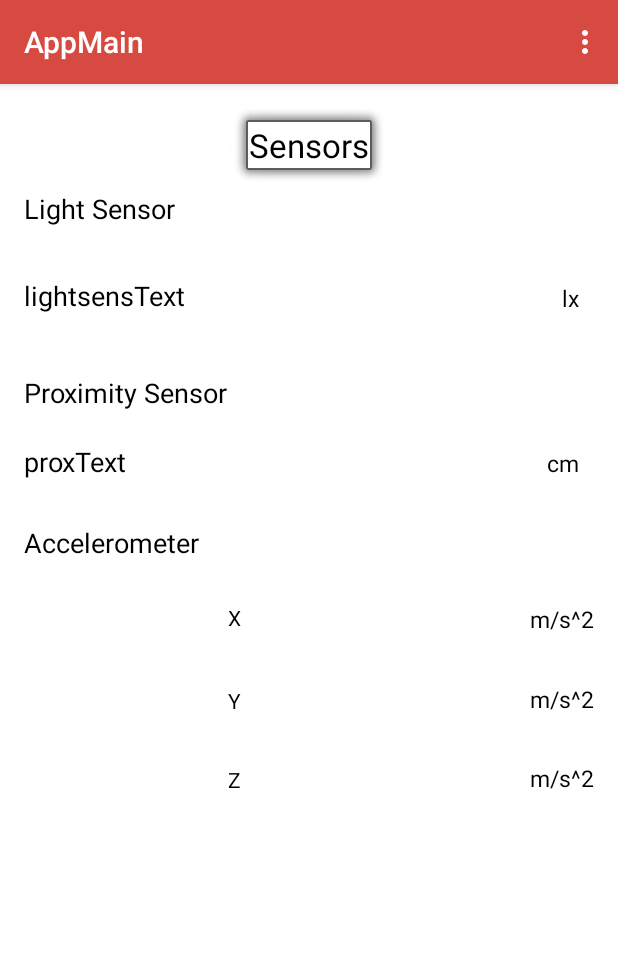
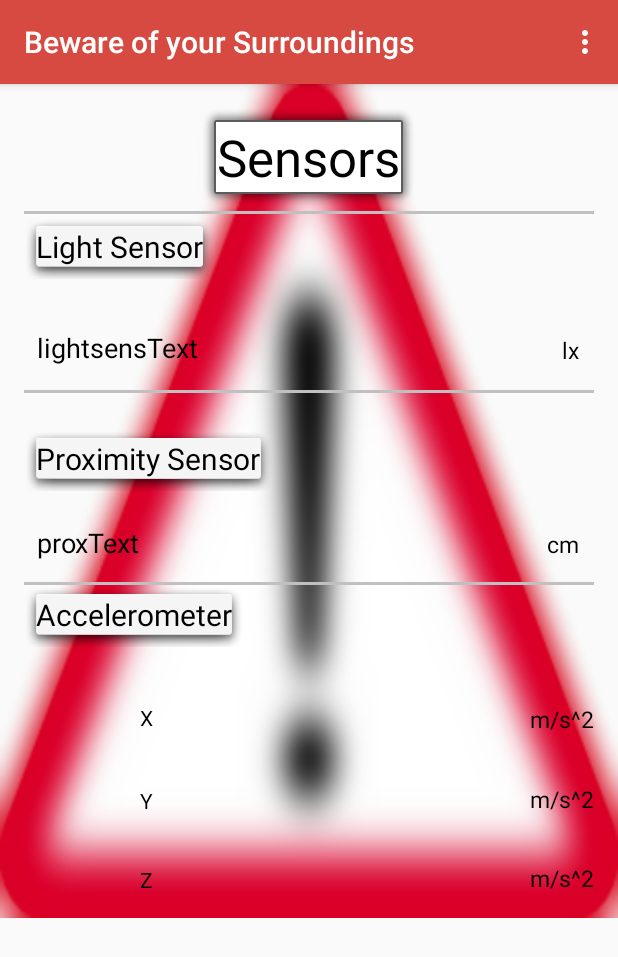
Before and after one commit to taggelos/BlindLight, an Android app: the MainActivity screen opened directly, with no data from a screen before it, on a phone screen of 412 x 824 dp. Shown: the top 957 px of the screen. Run offline under Robolectric (Android 15) with nearby library versions, the light colour scheme and no system bars.

Commit message:
interface fix
blurred image background, arxeio gia styl koumpiwn sto drawable, grammes
sth main, allagh onomatwn sta bars, diorthwsh strings, koumpi more info,
scroll view

```diff
--- a/BlindLight/app/src/main/AndroidManifest.xml
+++ b/BlindLight/app/src/main/AndroidManifest.xml
@@ -20,10 +20,11 @@
             android:label="@string/Settings" />
         <activity
             android:name="com.example.aggel.blindlight.MainActivity"
-            android:label="@string/Main" />
+            android:label="@string/mainLabel"
+           />
         <activity
             android:name="com.example.aggel.blindlight.HomeActivity"
-            android:label="@string/Main" />
+            android:label="@string/homeLabel" />
     </application>
 
 </manifest>
--- a/BlindLight/app/src/main/res/layout-v23/activity_main.xml
+++ /dev/null
@@ -1,175 +0,0 @@
-<?xml version="1.0" encoding="utf-8"?>
-<RelativeLayout xmlns:android="http://schemas.android.com/apk/res/android"
-    xmlns:app="http://schemas.android.com/apk/res-auto"
-    xmlns:tools="http://schemas.android.com/tools"
-    android:id="@+id/activity_main"
-    android:layout_width="match_parent"
-    android:layout_height="match_parent"
-    android:background="@color/colorBackround"
-    android:paddingBottom="@dimen/activity_vertical_margin"
-    android:paddingLeft="@dimen/activity_horizontal_margin"
-    android:paddingRight="@dimen/activity_horizontal_margin"
-    android:paddingTop="@dimen/activity_vertical_margin"
-    tools:context="com.example.aggel.blindlight.HomeActivity">
-
-
-    <TextView
-        android:text="@string/lx"
-        android:textColor="@color/colorPrimaryDark"
-        android:textSize="15sp"
-        android:layout_width="wrap_content"
-        android:layout_height="wrap_content"
-        android:layout_alignBottom="@+id/sensText"
-        android:layout_alignEnd="@+id/cm"
-        android:id="@+id/textView3" />
-
-    <TextView
-        android:text="@string/m_s2"
-        android:layout_width="wrap_content"
-        android:layout_height="wrap_content"
-        android:layout_alignBottom="@+id/yText"
-        android:layout_alignParentEnd="true"
-        android:id="@+id/textView5"
-        android:textColor="@color/colorPrimaryDark"
-        android:textSize="15sp" />
-
-    <TextView
-        android:text="@string/m_s2"
-        android:layout_width="wrap_content"
-        android:layout_height="wrap_content"
-        android:layout_alignTop="@+id/xText"
-        android:layout_alignParentEnd="true"
-        android:id="@+id/textView6"
-        android:textColor="@color/colorPrimaryDark"
-        android:textSize="15sp" />
-
-    <TextView
-        android:text="@string/cm"
-        android:textColor="@color/colorPrimaryDark"
-        android:layout_width="wrap_content"
-        android:layout_height="wrap_content"
-        android:id="@+id/cm"
-        android:textSize="15sp"
-        android:layout_alignBaseline="@+id/proxText"
-        android:layout_alignBottom="@+id/proxText"
-        android:layout_alignStart="@+id/textView6"
-        android:layout_marginStart="11dp" />
-
-    <TextView
-        android:text="@string/Proximity"
-        android:textColor="@color/colorPrimaryDark"
-        android:layout_width="wrap_content"
-        android:layout_height="wrap_content"
-        android:id="@+id/Proximity"
-        android:layout_marginTop="40dp"
-        android:textSize="18sp"
-        android:layout_below="@+id/sensText"
-        android:layout_alignParentStart="true" />
-
-    <TextView
-        android:text="@string/proxText"
-        android:textColor="@color/colorPrimaryDark"
-        android:layout_width="wrap_content"
-        android:layout_height="wrap_content"
-        android:id="@+id/proxText"
-        android:textSize="18sp"
-        android:layout_marginTop="21dp"
-        android:layout_below="@+id/Proximity"
-        android:layout_alignParentStart="true" />
-
-    <TextView
-        android:text="@string/Accelerometer"
-        android:textColor="@color/colorPrimaryDark"
-        android:layout_width="wrap_content"
-        android:layout_height="wrap_content"
-        android:id="@+id/Accelerometer"
-        android:allowUndo="true"
-        android:textSize="18sp"
-        tools:ignore="UnusedAttribute"
-        android:layout_below="@+id/proxText"
-        android:layout_alignParentStart="true"
-        android:layout_marginTop="29dp" />
-
-    <TextView
-        android:text="@string/lightsensText"
-        android:textColor="@color/colorPrimaryDark"
-        android:layout_width="wrap_content"
-        android:layout_height="wrap_content"
-        android:id="@+id/sensText"
-        android:layout_marginTop="33dp"
-        android:textSize="18sp"
-        android:layout_below="@+id/LightTextView"
-        android:layout_alignParentStart="true" />
-
-    <TextView
-        android:text="@string/Y"
-        android:textColor="@color/colorPrimaryDark"
-        android:layout_width="wrap_content"
-        android:layout_height="wrap_content"
-        android:id="@+id/yText"
-        android:layout_marginTop="34dp"
-        android:layout_below="@+id/textView6"
-        android:layout_alignEnd="@+id/xText"
-        android:textSize="14sp" />
-
-    <TextView
-        android:text="@string/m_s2"
-        android:textColor="@color/colorPrimaryDark"
-        android:layout_width="wrap_content"
-        android:layout_height="wrap_content"
-        android:id="@+id/m_sec2"
-        tools:ignore="RelativeOverlap"
-        android:textSize="15sp"
-        android:layout_alignBottom="@+id/zText"
-        android:layout_alignParentEnd="true" />
-
-    <TextView
-        android:text="@string/Sensors"
-        android:textColor="@color/colorPrimaryDark"
-        android:textSize="22sp"
-        android:layout_width="wrap_content"
-        android:layout_height="wrap_content"
-        android:id="@+id/readyApp"
-        tools:textAlignment="center"
-        android:textCursorDrawable="@color/colorAccent"
-        android:textColorHighlight="@color/colorAccent"
-        tools:ignore="UnknownIdInLayout"
-        android:textAlignment="center"
-        android:background="@android:drawable/alert_light_frame"
-        android:layout_alignParentTop="true"
-        android:layout_centerHorizontal="true" />
-
-    <TextView
-        android:text="@string/light"
-        android:textSize="18sp"
-        android:textColor="@color/colorPrimaryDark"
-        android:layout_width="wrap_content"
-        android:layout_height="wrap_content"
-        android:id="@+id/LightTextView"
-        android:layout_below="@+id/readyApp"
-        android:layout_alignParentStart="true" />
-
-    <TextView
-        android:layout_width="wrap_content"
-        android:layout_height="wrap_content"
-        android:text="@string/Z"
-        android:textColor="@color/colorPrimaryDark"
-        android:id="@+id/zText"
-        android:layout_marginTop="33dp"
-        android:textSize="14sp"
-        android:layout_below="@+id/yText"
-        android:layout_alignStart="@+id/yText" />
-
-    <TextView
-        android:text="@string/X"
-        android:textColor="@color/colorPrimaryDark"
-        android:layout_width="wrap_content"
-        android:layout_height="wrap_content"
-        android:id="@+id/xText"
-        android:textSize="14sp"
-        android:layout_marginTop="28dp"
-        android:layout_below="@+id/Accelerometer"
-        android:layout_toEndOf="@+id/Proximity" />
-
-
-</RelativeLayout>
--- a/BlindLight/app/src/main/res/layout/activity_main.xml
+++ b/BlindLight/app/src/main/res/layout/activity_main.xml
@@ -1,16 +1,20 @@
 <?xml version="1.0" encoding="utf-8"?>
+<ScrollView
+    xmlns:android="http://schemas.android.com/apk/res/android"
+    android:layout_width="fill_parent"
+    android:layout_height="fill_parent">
 <RelativeLayout xmlns:android="http://schemas.android.com/apk/res/android"
     xmlns:app="http://schemas.android.com/apk/res-auto"
     xmlns:tools="http://schemas.android.com/tools"
     android:id="@+id/activity_main"
     android:layout_width="match_parent"
     android:layout_height="match_parent"
-    android:background="@color/colorBackround"
+    android:background="@drawable/blurwarningbg"
     android:paddingBottom="@dimen/activity_vertical_margin"
     android:paddingLeft="@dimen/activity_horizontal_margin"
     android:paddingRight="@dimen/activity_horizontal_margin"
     android:paddingTop="@dimen/activity_vertical_margin"
-    tools:context="com.example.aggel.blindlight.HomeActivity">
+    tools:context="com.example.aggel.blindlight.MainActivity">
 
 
     <TextView
@@ -32,6 +36,7 @@
         android:id="@+id/textView5"
         android:textColor="@color/colorPrimaryDark"
         android:textSize="15sp" />
+
 
     <TextView
         android:text="@string/m_s2"
@@ -92,7 +97,7 @@
     <TextView
         android:text="@string/Sensors"
         android:textColor="@color/colorPrimaryDark"
-        android:textSize="22sp"
+        android:textSize="34sp"
         android:layout_width="wrap_content"
         android:layout_height="wrap_content"
         android:id="@+id/readyApp"
@@ -174,5 +179,30 @@
         android:layout_below="@+id/Accelerometer"
         android:layout_toEndOf="@+id/proxText" />
 
+    <View
+        android:layout_width="fill_parent"
+        android:layout_height="2dp"
+        android:background="#c0c0c0"
+        android:layout_alignTop="@+id/Accelerometer"
+        android:layout_alignParentStart="true" />
+
+    <View
+        android:layout_width="fill_parent"
+        android:layout_height="2dp"
+        android:background="#c0c0c0"
+        android:layout_marginTop="16dp"
+        android:id="@+id/view3"
+        android:layout_below="@+id/textView3"
+        android:layout_centerHorizontal="true" />
+
+    <View
+        android:layout_width="fill_parent"
+        android:layout_height="2dp"
+        android:background="#c0c0c0"
+        android:id="@+id/view2"
+        android:layout_above="@+id/LightTextView"
+        android:layout_alignParentStart="true" />
+
 
 </RelativeLayout>
+</ScrollView>
--- a/BlindLight/app/src/main/res/layout/activity_settings.xml
+++ b/BlindLight/app/src/main/res/layout/activity_settings.xml
@@ -131,13 +131,15 @@
             android:layout_height="wrap_content"
             android:id="@+id/button"
             android:layout_alignParentTop="true"
-            tools:ignore="ObsoleteLayoutParam,RelativeOverlap" />
+            tools:ignore="ObsoleteLayoutParam,RelativeOverlap"
+            android:background="@drawable/buttonshape"/>
 
         <Button
             android:text="@string/save_changes"
             android:layout_width="wrap_content"
             android:layout_height="wrap_content"
-            android:id="@+id/buttonSave" />
+            android:id="@+id/buttonSave"
+            android:background="@drawable/buttonshape"/>
 
 
     </LinearLayout>
--- a/BlindLight/app/src/main/res/values/strings.xml
+++ b/BlindLight/app/src/main/res/values/strings.xml
@@ -32,4 +32,7 @@
     <string name="maxLightThreshold">Select max light threshold</string>
     <string name="minLightThreshold">Select min light threshold</string>
     <string name="onoffprox">press here to enable disable proximity sensor</string>
+    <string name="moreInfo">More Info</string>
+    <string name="mainLabel">Beware of your Surroundings</string>
+    <string name="homeLabel">Lets Start</string>
 </resources>
```
Also changed, not shown: BlindLight/app/src/main/java/com/example/aggel/blindlight/HomeActivity.java (+28 -6 lines), BlindLight/app/src/main/res/drawable/buttonshape.xml (added, +19 -0 lines), BlindLight/app/src/main/res/layout/activity_home.xml (+29 -15 lines), BlindLight/app/src/main/res/drawable/blurwarningbg.png (added), 3 other files.
